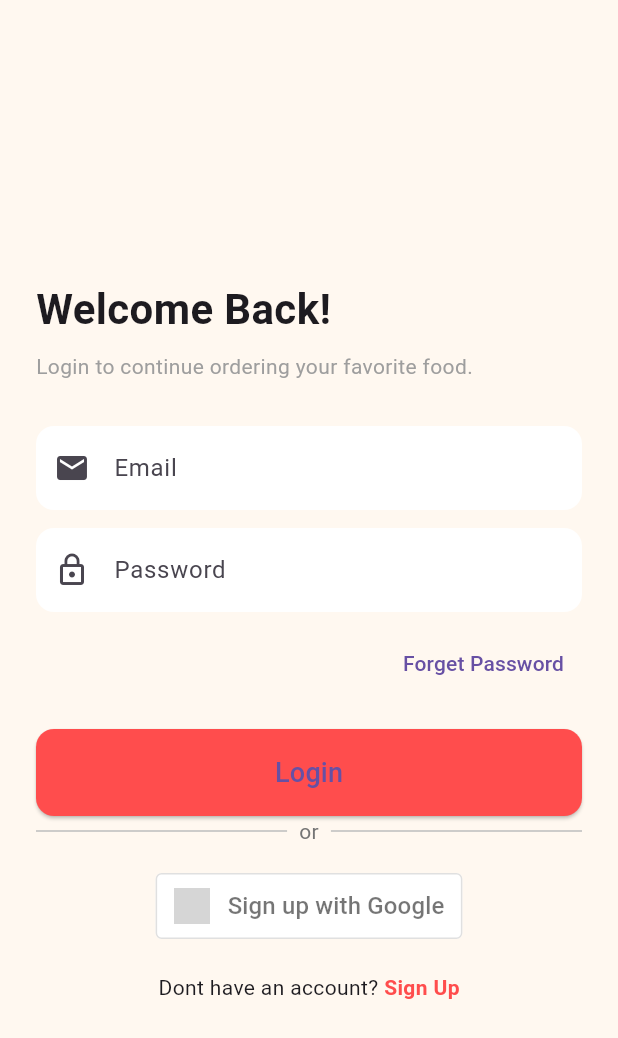
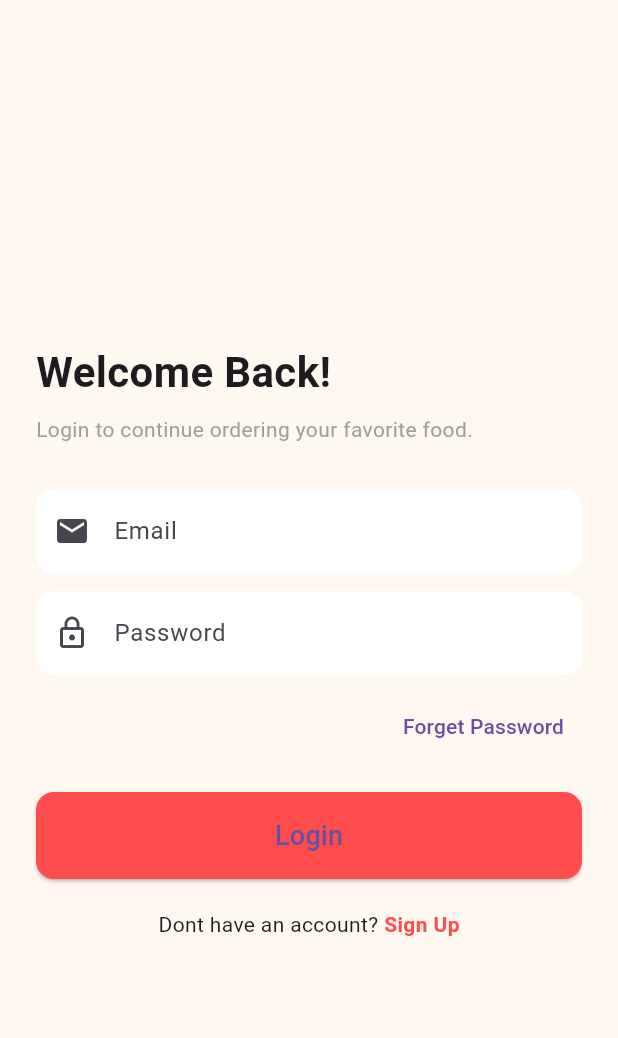
Before and after one commit to Omar-programming-12/food_delivery_app-main-main, a Flutter app: the screen it shows after launch, after a tap on "Get Started", after a tap on "Login", on a phone screen of 412 x 824 dp. Shown: the top 1038 px of the screen. Run offline on Flutter 3.47's test engine with Material 3 defaults, Android fonts, the phone set to English and light mode, and no system bars; our stand-ins replace cloud_firestore, firebase_auth, firebase_core, firebase_storage, google_sign_in, image_picker and 3 more; accounts and stored records are empty; network calls fail; grey boxes are pictures that could not be loaded.

Commit message:
second commit

```diff
--- a/lib/screens/Login_Screen.dart
+++ b/lib/screens/Login_Screen.dart
@@ -1,42 +1,42 @@
 import 'package:firebase_auth/firebase_auth.dart';
 import 'package:flutter/material.dart';
-import 'package:food_delivery_app/google_auth.dart';
 import 'package:food_delivery_app/screens/admin_screen.dart';
 import 'package:food_delivery_app/screens/home_screen.dart';
 import 'package:food_delivery_app/screens/sign_in_screen.dart';
-import 'package:food_delivery_app/constants.dart';
 import 'package:google_sign_in/google_sign_in.dart';
 
  // Fire Base Section =>
-final GoogleSignIn _googleSignIn = GoogleSignIn(scopes: ['email']);
 final FirebaseAuth _auth = FirebaseAuth.instance;
-void signInUser(BuildContext context, String email, String password) async {
+void signInUser(BuildContext context , String email , String password) async {
   try {
     UserCredential userCredential = await _auth.signInWithEmailAndPassword(
-        email: email, password: password);
-    if (userCredential.user != null) {
-      if (email == 'omar.badawi.rm2020@gmail.com') {
+      email: email,
+       password: password );
+       if(userCredential.user != null) {
+        if(email == 'omar.badawi.rm2020@gmail.com'){
           Navigator.pushReplacement(
             context,
             MaterialPageRoute(
               builder: (context) => AdminScreen(),
             ),
           );
-      } else {
+        }
+        else{
           Navigator.pushReplacement(
             context,
             MaterialPageRoute(
-                builder: (context) => HomeScreen(
-                      categories: [],
-                    )));
+              builder: (context) => HomeScreen(categories: [],)
+            )
+          );
         }
        }
   } catch (e) {
     ScaffoldMessenger.of(context).showSnackBar(
-        SnackBar(content: Text('Login Failed, Please try again')));
+      SnackBar(content: Text('Login Failed, Please try again'))
+    );
+
   }
 }
-
 class LoginScreen extends StatefulWidget {
 const LoginScreen({super.key});
   @override
@@ -47,27 +47,17 @@ class _LoginScreenState extends State<LoginScreen> {
   final TextEditingController emailController = TextEditingController();
     final TextEditingController passwordController = TextEditingController();
   @override
-  void initState() {
-    super.initState();
-    _googleSignIn.onCurrentUserChanged.listen((account) {
-      if (mounted) {
-        setState(() {});
-      }
-    });
-    _googleSignIn.signInSilently();
-  }
-
-  @override
   Widget build(BuildContext context) {
-    return Scaffold(
+    return  Scaffold(
       backgroundColor: Color(0xFFFFF8F0),
       body: SafeArea(
         child: Center(
           child: SingleChildScrollView(
-            padding: const EdgeInsets.symmetric(horizontal: 24, vertical: 48),
+            padding: const EdgeInsets.symmetric(horizontal: 24 , vertical: 48),
             child: Column(
               crossAxisAlignment: CrossAxisAlignment.start,
               children: [
+
                 const SizedBox(height: 30),
                 const Text(
                   'Welcome Back!',
@@ -76,13 +66,12 @@ class _LoginScreenState extends State<LoginScreen> {
                     fontWeight: FontWeight.bold,
                   ),
                 ),
-                const SizedBox(
-                  height: 8,
-                ),
+                const SizedBox(height: 8,),
                 const Text(
                   'Login to continue ordering your favorite food.',
                   style: TextStyle(color: Colors.grey),
                 ),
+
                 const SizedBox(height: 30),
                   TextField(
                   controller: emailController,
@@ -112,11 +101,12 @@ class _LoginScreenState extends State<LoginScreen> {
                     ),
                   ),
                 ),
+
                 const SizedBox(height: 10),
                 Align(
                   alignment: Alignment.centerRight,
                   child: TextButton(
-                    onPressed: () {},
+                    onPressed: (){},
                      child: const Text('Forget Password'),
                   ),
                 ),
@@ -124,13 +114,14 @@ class _LoginScreenState extends State<LoginScreen> {
                 SizedBox(
                   width: double.infinity,
                   child: ElevatedButton(
-                    onPressed: () {
+                    onPressed: (){
                       signInUser(
                         context,
                         emailController.text.trim(),
                          passwordController.text.trim(),
                       );
                     },
+
                     style: ElevatedButton.styleFrom(
                       backgroundColor: Color(0xFFFF4D4D),
                       padding: const EdgeInsets.symmetric(vertical: 16),
@@ -144,38 +135,6 @@ class _LoginScreenState extends State<LoginScreen> {
                     ),
                   ),
                 ),
-                GestureDetector(
-                  onTap: () async {
-                    bool result = await FirebaseServices().signInWithGoogle();
-                    if (result) {
-                      Navigator.pushReplacement(
-                        context,
-                        MaterialPageRoute(
-                            builder: (context) => HomeScreen(categories: [])),
-                      );
-                    } else {
-                      ScaffoldMessenger.of(context).showSnackBar(
-                        SnackBar(content: Text('Login Declined')),
-                      );
-                    }
-                  },
-                  child: GoogleSignInButton(
-                    onPressed: () async {
-                      bool result = await FirebaseServices().signInWithGoogle();
-                      if (result) {
-                        Navigator.pushReplacement(
-                          context,
-                          MaterialPageRoute(
-                              builder: (context) => HomeScreen(categories: [])),
-                        );
-                      } else {
-                        ScaffoldMessenger.of(context).showSnackBar(
-                          SnackBar(content: Text('Login Declined')),
-                        );
-                      }
-                    },
-                  ),
-                ),
                 const SizedBox(height: 20),
                 Center(
                   child: Row(
@@ -183,12 +142,10 @@ class _LoginScreenState extends State<LoginScreen> {
                     children: [
                       const Text('Dont have an account?'),
                       GestureDetector(
-                        onTap: () {
+                        onTap: (){
                           Navigator.push(
                             context,
-                            MaterialPageRoute(
-                              builder: (context) => SignInScreen(),
-                            ),
+                            MaterialPageRoute(builder: (context) => SignInScreen(),),
                           );
                         },
                       child: const Text(
@@ -210,60 +167,3 @@ class _LoginScreenState extends State<LoginScreen> {
     );
   }
 }
-
-class GoogleSignInButton extends StatelessWidget {
-  final VoidCallback onPressed;
-  const GoogleSignInButton({super.key, required this.onPressed});
-
-  @override
-  Widget build(BuildContext context) {
-    return Column(
-      children: [
-        // OR with divider lines
-        Row(
-          children: [
-            Expanded(child: Divider(thickness: 1, color: Colors.grey[400])),
-            Padding(
-              padding: const EdgeInsets.symmetric(horizontal: 8.0),
-              child: Text(
-                "or",
-                style: TextStyle(color: Colors.grey[600]),
-              ),
-            ),
-            Expanded(child: Divider(thickness: 1, color: Colors.grey[400])),
-          ],
-        ),
-        const SizedBox(height: 16),
-        // Google button
-        OutlinedButton(
-          style: OutlinedButton.styleFrom(
-            padding: const EdgeInsets.symmetric(vertical: 10, horizontal: 12),
-            shape: RoundedRectangleBorder(
-              borderRadius: BorderRadius.circular(4),
-            ),
-            side: BorderSide(color: Colors.grey[300]!),
-            backgroundColor: Colors.white,
-          ),
-          onPressed: onPressed,
-          child: Row(
-            mainAxisSize: MainAxisSize.min,
-            children: [
-              Image.asset(
-                'assets/google.png', // ضع صورة شعار جوجل هنا
-                height: 24,
-              ),
-              const SizedBox(width: 12),
-              const Text(
-                "Sign up with Google",
-                style: TextStyle(
-                  fontSize: 16,
-                  color: Colors.black54,
-                ),
-              ),
-            ],
-          ),
-        ),
-      ],
-    );
-  }
-}
--- a/pubspec.yaml
+++ b/pubspec.yaml
@@ -42,7 +42,7 @@ dependencies:
   image_picker: ^0.8.7+4
   google_sign_in: ^6.2.2
   pinput: ^5.0.1
-  lottie: ^3.3.1
+  lottie: ^2.7.0
 
 
 
```
Also changed, not shown: lib/google_auth.dart (+2 -5 lines), pubspec.lock. Lines whose indentation alone changed are shown as unchanged.
